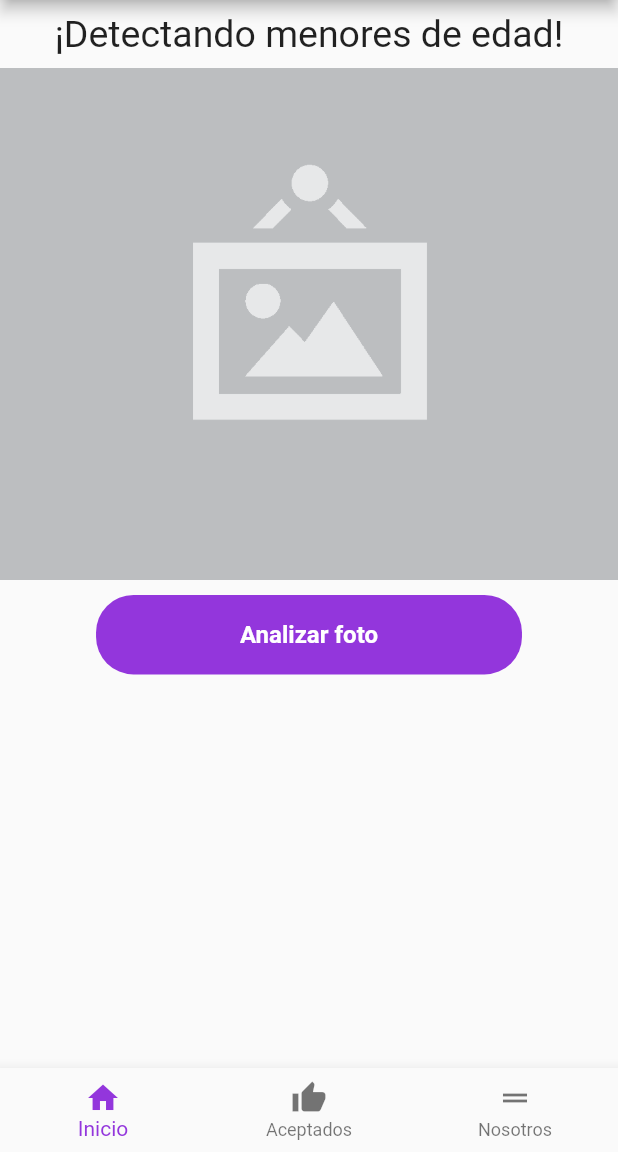
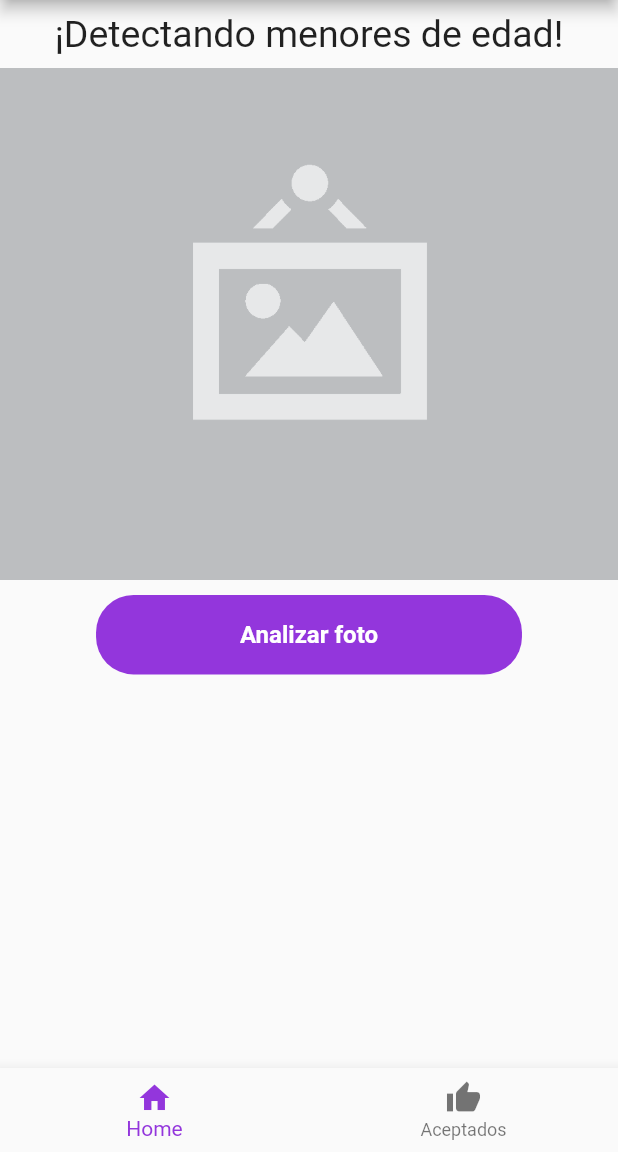
Before and after one commit to ronaldoisc/appFaceApi, a Flutter app: the screen it shows after launch, on a phone screen of 412 x 824 dp, the part 84-1236 px from its top. Run offline on Flutter 3.47's test engine with Material 2 defaults, Android fonts, the phone set to English and light mode, and no system bars; our stand-ins replace image_picker; missing offline and left inert: mime_type, tts.

Commit message:
refactor: changed implementation

```diff
--- a/lib/main.dart
+++ b/lib/main.dart
@@ -1,6 +1,5 @@
-import 'package:faceapi/paginas/analizarFoto.dart';
-import 'package:faceapi/paginas/home.dart';
-import 'package:faceapi/paginas/personasAceptadas.dart';
+import 'package:faceapi/pages/analizarFoto.dart';
+import 'package:faceapi/pages/home.dart';
 import 'package:flutter/material.dart';
 
 void main() => runApp(MyApp());
@@ -13,9 +12,9 @@ class MyApp extends StatelessWidget {
       initialRoute: 'home',
       debugShowCheckedModeBanner: false,
       routes: {
-        'home': (BuildContext context) => PaginaInicio(),
+        'home': (BuildContext context) => HomePage(),
         'analizar': (BuildContext context) => PaginaAnalizarFoto(),
-        'aceptadas': (BuildContext context) => PaginaPersonasAceptadas()
+        // 'aceptadas': (BuildContext context) => PaginaPersonasAceptadas()
       },
     );
   }
--- a/lib/paginas/analizarFoto.dart
+++ b/lib/pages/analizarFoto.dart
@@ -1,5 +1,4 @@
 import 'dart:io';
-
 import 'package:faceapi/modelo/modeloPersona.dart';
 import 'package:faceapi/provaider/personaProvaider.dart';
 import 'package:faceapi/widgets/alertas.dart';
--- /dev/null
+++ b/lib/pages/home.dart
@@ -0,0 +1,37 @@
+import 'package:faceapi/pages/analizarFoto.dart';
+import 'package:faceapi/pages/personasAceptadas.dart';
+import 'package:flutter/material.dart';
+
+class HomePage extends StatefulWidget {
+  @override
+  _HomePageState createState() => _HomePageState();
+}
+
+class _HomePageState extends State<HomePage> {
+  int _selectedIndex = 0;
+  final _pages = [PaginaAnalizarFoto(), PaginaPersonasAceptadas()];
+
+  @override
+  Widget build(BuildContext context) {
+    return Scaffold(
+        bottomNavigationBar: BottomNavigationBar(
+          selectedItemColor: Theme.of(context).primaryColor,
+          currentIndex: _selectedIndex,
+          // this will be set when a new tab is tapped
+          items: const <BottomNavigationBarItem>[
+            BottomNavigationBarItem(
+              icon: Icon(Icons.home),
+              label: 'Home',
+            ),
+            BottomNavigationBarItem(
+              icon: Icon(Icons.thumb_up),
+              label: 'Aceptados',
+            ),
+          ],
+          onTap: (int index) {
+            setState(() => _selectedIndex = index);
+          },
+        ),
+        body: _pages[_selectedIndex]);
+  }
+}
--- a/lib/paginas/home.dart
+++ /dev/null
@@ -1,44 +0,0 @@
-import 'package:faceapi/paginas/analizarFoto.dart';
-import 'package:faceapi/paginas/personasAceptadas.dart';
-import 'package:flutter/cupertino.dart';
-import 'package:flutter/material.dart';
-
-class PaginaInicio extends StatefulWidget {
-  @override
-  _PaginaInicioState createState() => _PaginaInicioState();
-}
-
-class _PaginaInicioState extends State<PaginaInicio> {
-  int _selectedIndex = 0;
-  final _pages = [PaginaAnalizarFoto(), PaginaPersonasAceptadas()];
-
-  @override
-  Widget build(BuildContext context) {
-    return Scaffold(
-        bottomNavigationBar: BottomNavigationBar(
-          selectedItemColor: Theme.of(context).primaryColor,
-          currentIndex: _selectedIndex,
-          // this will be set when a new tab is tapped
-          items: [
-            BottomNavigationBarItem(
-              icon: new Icon(Icons.home),
-              title: new Text('Inicio'),
-            ),
-            BottomNavigationBarItem(
-              icon: new Icon(Icons.thumb_up),
-              title: new Text('Aceptados'),
-            ),
-            BottomNavigationBarItem(
-                icon: Icon(Icons.drag_handle), title: Text('Nosotros'))
-          ],
-          onTap: (int index) {
-            setState(() {
-              _selectedIndex = index;
-            });
-          },
-        ),
-        body:
-            //Text("Hola")
-            _pages[_selectedIndex]);
-  }
-}
```
Also changed, not shown: lib/pages/personasAceptadas.dart (renamed from lib/paginas/personasAceptadas.dart).
